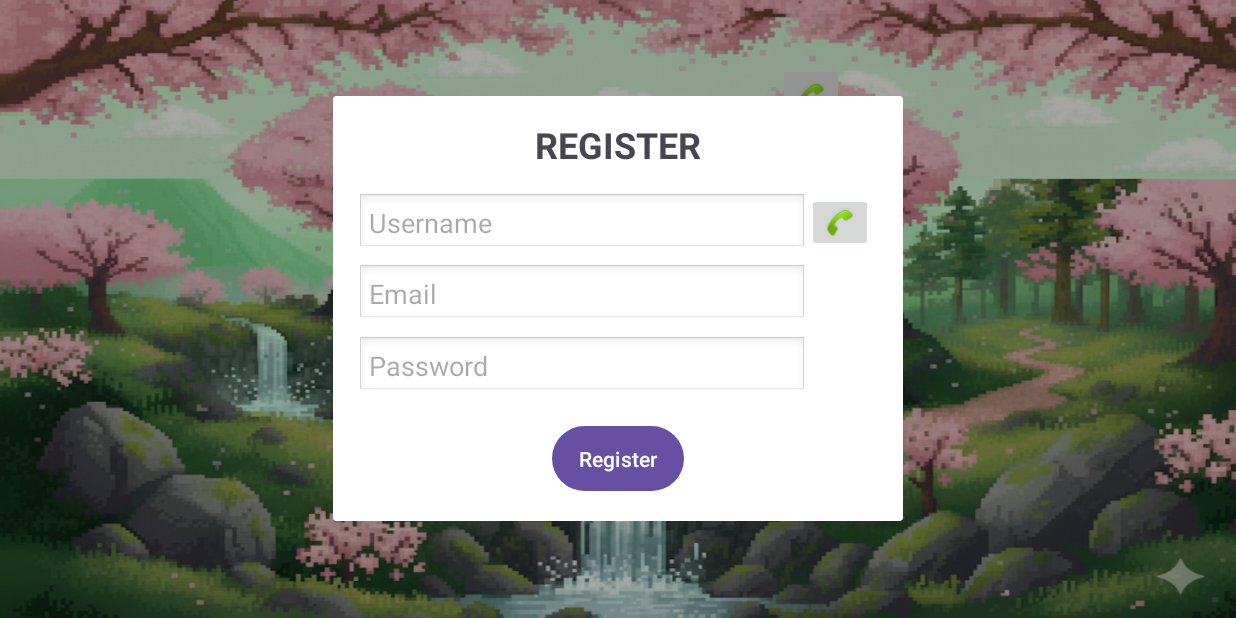
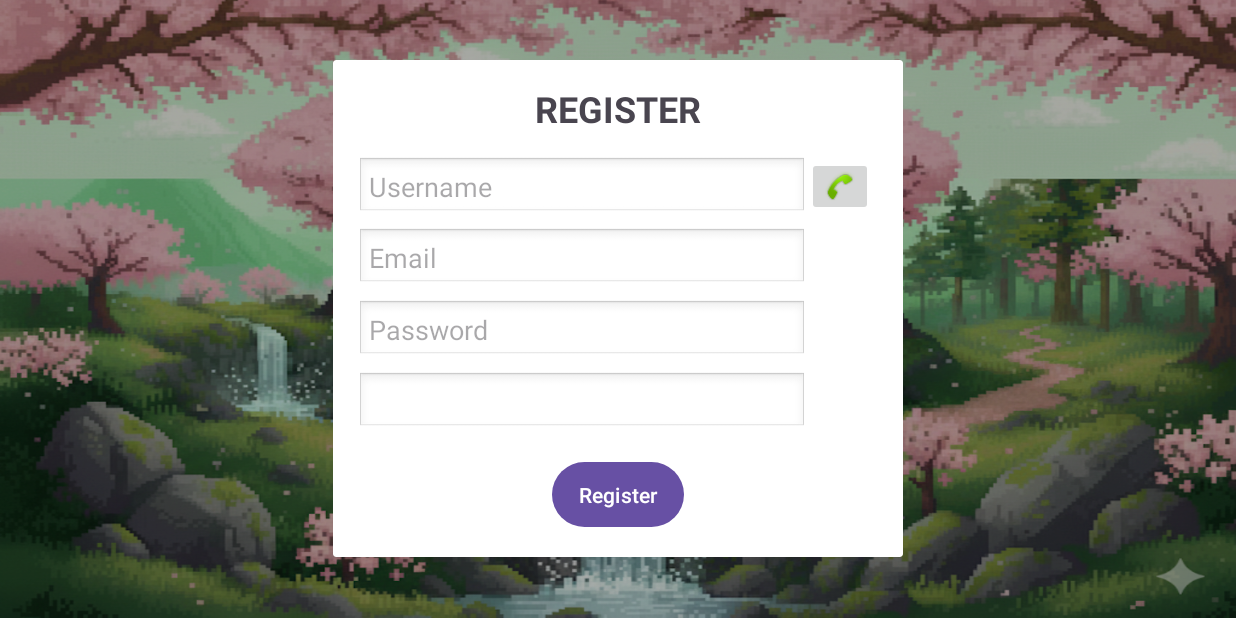
Before and after one commit to carmizadok1235/Samuraibyte, an Android app: the screen it shows after launch (LoginActivity), after a tap on "Register", on a phone screen of 824 x 412 dp (held sideways). Run offline under Robolectric (Android 15) with nearby library versions, the light colour scheme and no system bars; 1 other tap on this screen came first.

Commit message:
Adding EditText for responses on login and registration.

```diff
--- a/app/src/main/java/com/example/SamuraiByte/main/LoginActivity.java
+++ b/app/src/main/java/com/example/SamuraiByte/main/LoginActivity.java
@@ -12,6 +12,7 @@ import android.view.View;
 import android.widget.Button;
 import android.widget.EditText;
 import android.widget.ImageButton;
+import android.widget.TextView;
 import android.widget.Toast;
 
 import androidx.activity.EdgeToEdge;
@@ -27,7 +28,7 @@ public class LoginActivity extends AppCompatActivity implements View.OnClickList
     private ActivityResultLauncher<Intent> contactLauncher;
     private Button loginButtonLoginPage, registerButtonLoginPage, registerButtonPopup;
     private ImageButton contactButtonLogin, contactButtonRegister;
-    private EditText nameInputLogin, passwordInputLogin, nameInputRegister, emailInputRegister, passwordInputRegister, inputToChangeContact;
+    private EditText nameInputLogin, passwordInputLogin, nameInputRegister, emailInputRegister, passwordInputRegister, inputToChangeContact, respondBoxLogin, respondBoxRegister;
     private DatabaseHandler dbHandler;
     @Override
     protected void onCreate(Bundle savedInstanceState) {
@@ -44,6 +45,8 @@ public class LoginActivity extends AppCompatActivity implements View.OnClickList
         this.nameInputLogin = (EditText) findViewById(R.id.name_inputLogin);
 
         this.passwordInputLogin = (EditText) findViewById(R.id.password_inputLogin);
+
+        this.respondBoxLogin = (EditText) findViewById(R.id.respond_boxLogin);
 
         this.contactButtonLogin = (ImageButton) findViewById(R.id.contact_button_login);
         this.contactButtonLogin.setOnClickListener(this);
@@ -96,13 +99,15 @@ public class LoginActivity extends AppCompatActivity implements View.OnClickList
 //            Intent intent = new Intent(this, MainActivity.class);
 //            startActivity(intent);
             if (this.checkInput(name, password) && this.dbHandler.loginCheckInDB(name, password)){
-                Toast.makeText(this, "Login successfull", Toast.LENGTH_SHORT).show();
+//                Toast.makeText(this, "Login successfull", Toast.LENGTH_SHORT).show();
+                this.respondBoxLogin.setText("Login successfull");
                 Intent intent = new Intent(this, MainActivity.class);
                 intent.putExtra("USERNAME", name);
                 startActivity(intent);
             }
             else
-                Toast.makeText(this, "Login Failed", Toast.LENGTH_SHORT).show();
+                this.respondBoxLogin.setText("Login Failed");
+//                Toast.makeText(this, "Login Failed", Toast.LENGTH_SHORT).show();
         }
         else if (view.getId() == this.registerButtonLoginPage.getId()){
             this.createRegisterDialog();
@@ -135,6 +140,7 @@ public class LoginActivity extends AppCompatActivity implements View.OnClickList
 //        System.out.println(this.nameInputRegister);
         this.emailInputRegister = (EditText) dialog.findViewById(R.id.email_inputRegister);
         this.passwordInputRegister = (EditText) dialog.findViewById(R.id.password_inputRegister);
+        this.respondBoxRegister = (EditText) dialog.findViewById(R.id.respond_boxRegister);
         this.registerButtonPopup = (Button) dialog.findViewById(R.id.register_buttonRegister);
         this.registerButtonPopup.setOnClickListener(new View.OnClickListener() {
             @Override
@@ -149,14 +155,17 @@ public class LoginActivity extends AppCompatActivity implements View.OnClickList
                                 email,
                                 password
                         );
-                        Toast.makeText(context, "Registration successfull", Toast.LENGTH_SHORT).show();
-                        dialog.cancel();
+//                        Toast.makeText(context, "Registration successfull", Toast.LENGTH_SHORT).show();
+                        respondBoxRegister.setText("Registration successfull");
+//                        dialog.cancel();
                     }
                     else
-                        Toast.makeText(context, "Registration Failed", Toast.LENGTH_SHORT).show();
+                        respondBoxRegister.setText("Registration Failed");
+//                        Toast.makeText(context, "Registration Failed", Toast.LENGTH_SHORT).show();
                 }
                 else
-                    Toast.makeText(context, "Name is more than 9 characters!", Toast.LENGTH_SHORT).show();
+                    respondBoxRegister.setText("Name is more than 9 characters!");
+//                    Toast.makeText(context, "Name is more than 9 characters!", Toast.LENGTH_SHORT).show();
 
             }
         });
--- a/app/src/main/res/layout/activity_login.xml
+++ b/app/src/main/res/layout/activity_login.xml
@@ -59,6 +59,21 @@
         app:layout_constraintTop_toBottomOf="@+id/name_inputLogin"
         app:layout_constraintVertical_bias="0.113" />
 
+    <EditText
+        android:id="@+id/respond_boxLogin"
+        android:layout_width="199dp"
+        android:layout_height="45dp"
+        android:layout_marginTop="2dp"
+        android:background="@android:drawable/edit_text"
+        android:clickable="true"
+        android:focusable="false"
+        android:hint=""
+        android:padding="8dp"
+        app:layout_constraintBottom_toTopOf="@+id/login_buttonLogin"
+        app:layout_constraintEnd_toEndOf="parent"
+        app:layout_constraintStart_toStartOf="parent"
+        app:layout_constraintTop_toBottomOf="@+id/password_inputLogin" />
+
     <ImageButton
         android:id="@+id/contact_button_login"
         android:layout_width="wrap_content"
--- a/app/src/main/res/layout/popup_register.xml
+++ b/app/src/main/res/layout/popup_register.xml
@@ -55,6 +55,17 @@
         android:layout_marginTop="8dp"
         android:background="@android:drawable/edit_text" />
 
+    <EditText
+        android:id="@+id/respond_boxRegister"
+        android:layout_width="300dp"
+        android:layout_height="40dp"
+        android:hint=""
+        android:focusable="false"
+        android:clickable="true"
+        android:padding="8dp"
+        android:layout_marginTop="8dp"
+        android:background="@android:drawable/edit_text" />
+
     <Button
         android:id="@+id/register_buttonRegister"
         android:layout_width="wrap_content"
```
